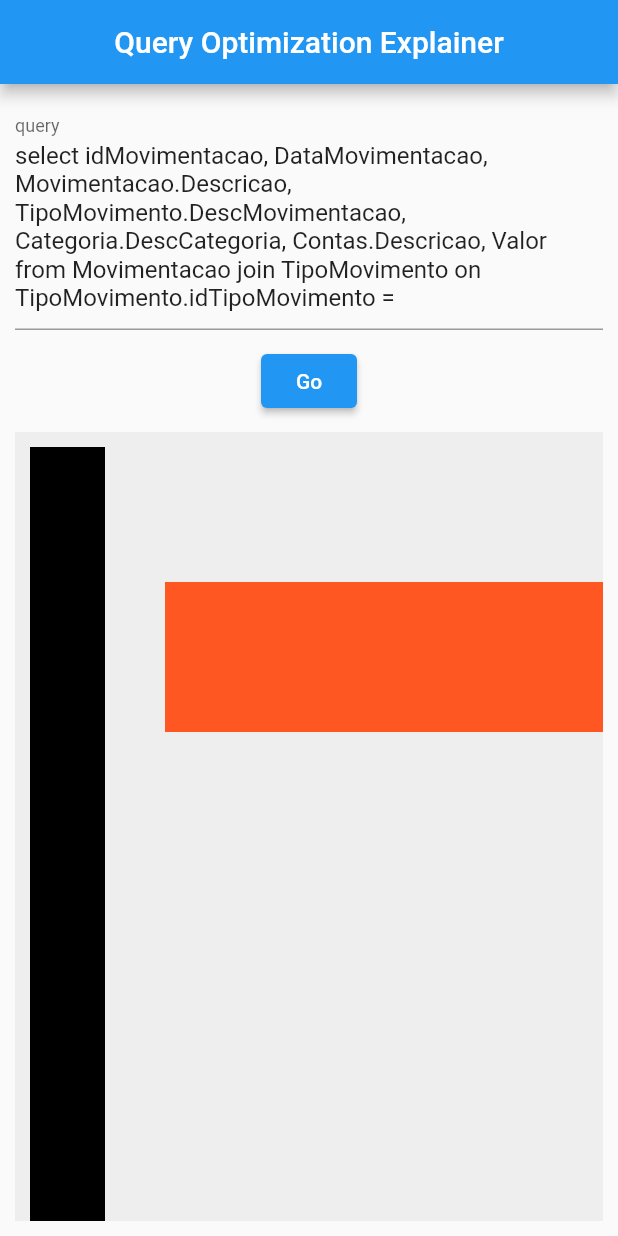
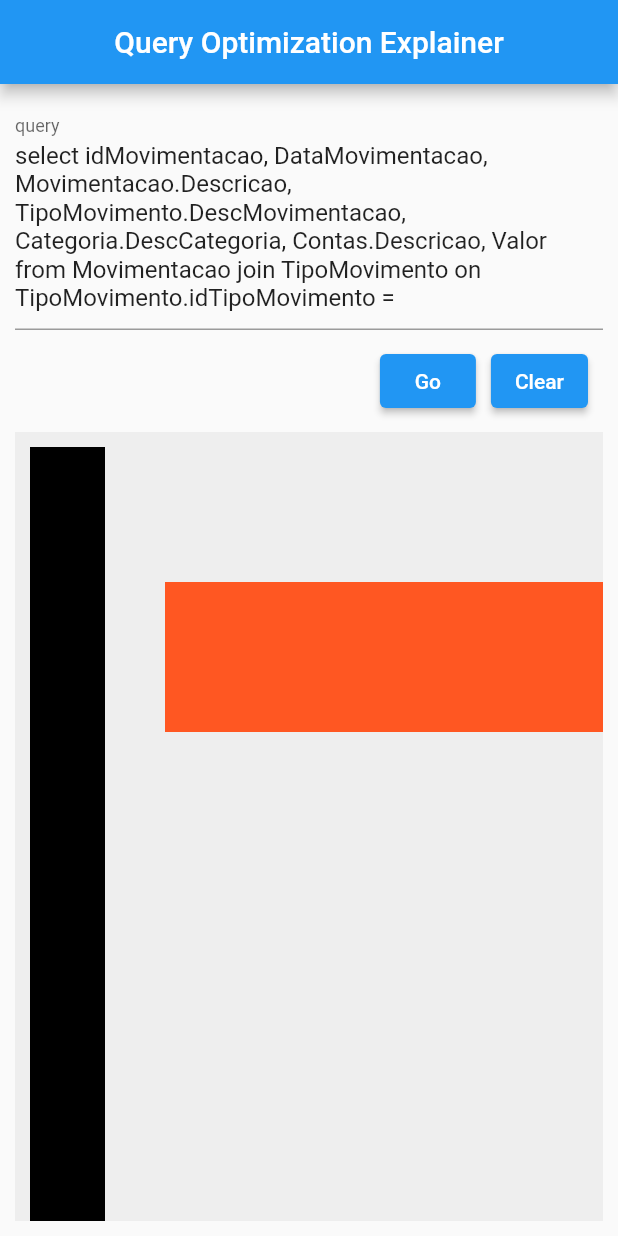
Before and after one commit to TimeLord2010/SqlQueryOptimizationExplanation, a Flutter app: the screen it shows after launch, on a phone screen of 412 x 824 dp. Run offline on Flutter 3.47's test engine with Material 2 defaults, Android fonts, the phone set to English and light mode, and no system bars; missing offline and left inert: graphview.

Commit message:
adde clear button

```diff
--- a/lib/ui/optimizer_page.dart
+++ b/lib/ui/optimizer_page.dart
@@ -18,24 +18,27 @@ class OptimizerPage extends StatefulWidget {
 
 class _OptimizerPage extends State<OptimizerPage> {
 
+  _OptimizerPage ({String? sql}) {
+      currentSql = sql ?? "select idMovimentacao, DataMovimentacao, Movimentacao.Descricao, TipoMovimento.DescMovimentacao, Categoria.DescCategoria, Contas.Descricao, Valor from Movimentacao join TipoMovimento on TipoMovimento.idTipoMovimento = Movimentacao.TipoMovimento_idTipoMovimento join Categoria on Categoria.idCategoria = Movimentacao.Categoria_idCategoria join Contas on Contas.idConta = Movimentacao.Contas_idConta where TipoMovimento.DescMovimentacao = 'Débito' and Categoria.DescCategoria = 'Salário' and Valor > 10 and Contas.Descricao = 'Bitcoin';";
+  }
   Widget? content;
-  String currentSql =
-      "select idMovimentacao, DataMovimentacao, Movimentacao.Descricao, TipoMovimento.DescMovimentacao, Categoria.DescCategoria, Contas.Descricao, Valor from Movimentacao join TipoMovimento on TipoMovimento.idTipoMovimento = Movimentacao.TipoMovimento_idTipoMovimento join Categoria on Categoria.idCategoria = Movimentacao.Categoria_idCategoria join Contas on Contas.idConta = Movimentacao.Contas_idConta where TipoMovimento.DescMovimentacao = 'Débito' and Categoria.DescCategoria = 'Salário' and Valor > 10 and Contas.Descricao = 'Bitcoin';";
+  String currentSql = "";
+  final TextEditingController _nameController = TextEditingController();
 
-  Future process() async {
+  void process() {
     try {
       var parser = SqlParser(currentSql);
-      await checkLexaly(parser);
+      //await checkLexaly(parser);
       var ra = sqlToRelationalAlgebra(parser);
       var optimized = optimize(ra, parser.getTables().toList());
       setState(() {
         //content = makeScrollable(makeDiagram(optimized), width: width);
         content = InteractiveViewer(
-              constrained: false,
-              boundaryMargin: EdgeInsets.all(10),
-              minScale: 0.001,
-              maxScale: 5,
-              child: makeDiagram(optimized),
+          constrained: false,
+          boundaryMargin: EdgeInsets.all(10),
+          minScale: 0.001,
+          maxScale: 5,
+          child: makeDiagram(optimized),
         );
       });
     } catch (e) {
@@ -47,6 +50,7 @@ class _OptimizerPage extends State<OptimizerPage> {
 
   @override
   Widget build(BuildContext context) {
+    _nameController.text = currentSql;
     return Scaffold(
         appBar: AppBar(
           title: Text("Query Optimization Explainer"),
@@ -58,7 +62,8 @@ class _OptimizerPage extends State<OptimizerPage> {
             mainAxisAlignment: MainAxisAlignment.start,
             children: [
               TextFormField(
-                initialValue: currentSql,
+                controller: _nameController,
+                //initialValue: currentSql,
                 keyboardType: TextInputType.multiline,
                 maxLines: 6,
                 decoration: const InputDecoration(labelText: 'query', hintText: 'select col1, col2 from tb1 where col1 = 1;'),
@@ -68,14 +73,26 @@ class _OptimizerPage extends State<OptimizerPage> {
               ),
               Container(
                 margin: EdgeInsets.all(10),
-                child: Column(
+                child: Row(
                   mainAxisAlignment: MainAxisAlignment.end,
                   children: [
                     ElevatedButton(
                         onPressed: () {
                           process();
                         },
-                        child: Text('Go'))
+                        child: Text('Go')),
+                    Container(
+                      margin: EdgeInsets.fromLTRB(10, 0, 0, 0),
+                      child: ElevatedButton(
+                          onPressed: () {
+                            setState(() {
+                              _nameController.clear();
+                              currentSql = '';
+                              content = null;
+                            });
+                          },
+                          child: Text("Clear")),
+                    )
                   ],
                 ),
               ),
```
